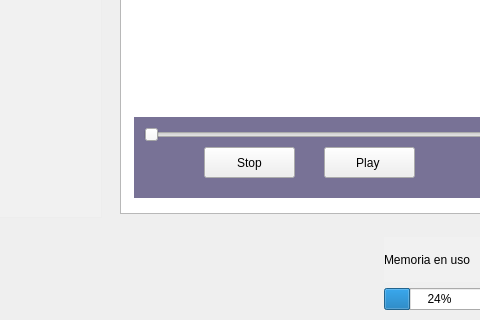
Old version of the form Proyecto1-Radio/widget.ui in the repository lazhero/RadioOdyssey; both pictures show x 176 to 656 and y 303 to 623 of the 869 by 623 pixel window.
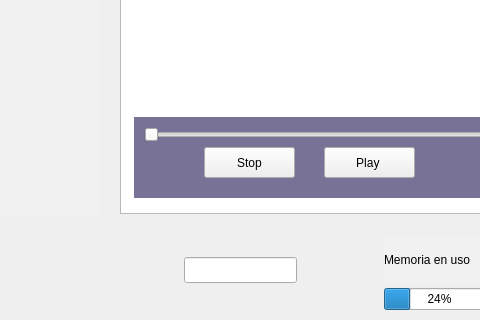
New version of the form.

Commit message: Adding a testing playing feature

The edit to the form file:
```diff
--- a/Proyecto1-Radio/widget.ui
+++ b/Proyecto1-Radio/widget.ui
@@ -236,6 +236,16 @@
     <enum>Qt::Horizontal</enum>
    </property>
   </widget>
+  <widget class="QLineEdit" name="input">
+   <property name="geometry">
+    <rect>
+     <x>360</x>
+     <y>560</y>
+     <width>113</width>
+     <height>26</height>
+    </rect>
+   </property>
+  </widget>
   <zorder>listView</zorder>
   <zorder>label</zorder>
   <zorder>checkBox</zorder>
```
Left out of the diff: 5 changed lines with no effect on the pictures. The commit also changes 2 other files.
